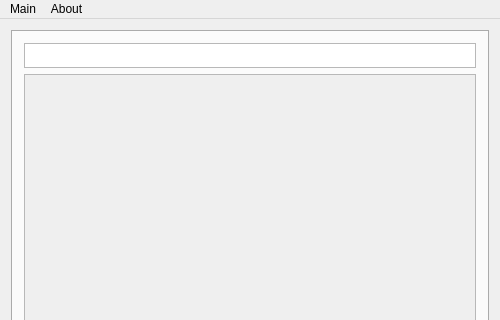
Before: the Qt Designer form mainwindow.ui in Heather/PATH, drawn with Qt 5; both pictures show x 0 to 500 and y 0 to 320 of the 500 by 500 pixel window.
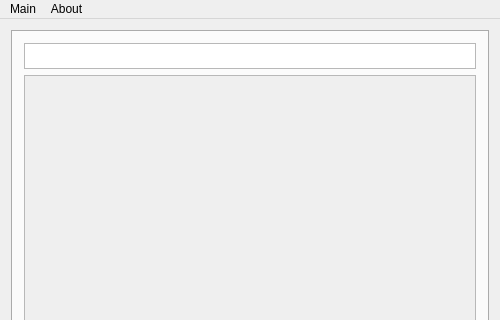
After: the same form once the commit is applied.

The edit to the form file:
```diff
--- a/mainwindow.ui
+++ b/mainwindow.ui
@@ -12,7 +12,7 @@
   </property>
   <property name="maximumSize">
    <size>
-    <width>600</width>
+    <width>800</width>
     <height>600</height>
    </size>
   </property>
@@ -28,7 +28,7 @@
    </property>
    <property name="maximumSize">
     <size>
-     <width>600</width>
+     <width>800</width>
      <height>600</height>
     </size>
    </property>
@@ -79,7 +79,7 @@
           <property name="maximumSize">
            <size>
             <width>16777215</width>
-            <height>25</height>
+            <height>26</height>
            </size>
           </property>
          </widget>
@@ -95,7 +95,7 @@
              <x>0</x>
              <y>0</y>
              <width>456</width>
-             <height>382</height>
+             <height>381</height>
             </rect>
            </property>
            <property name="sizePolicy">
```
